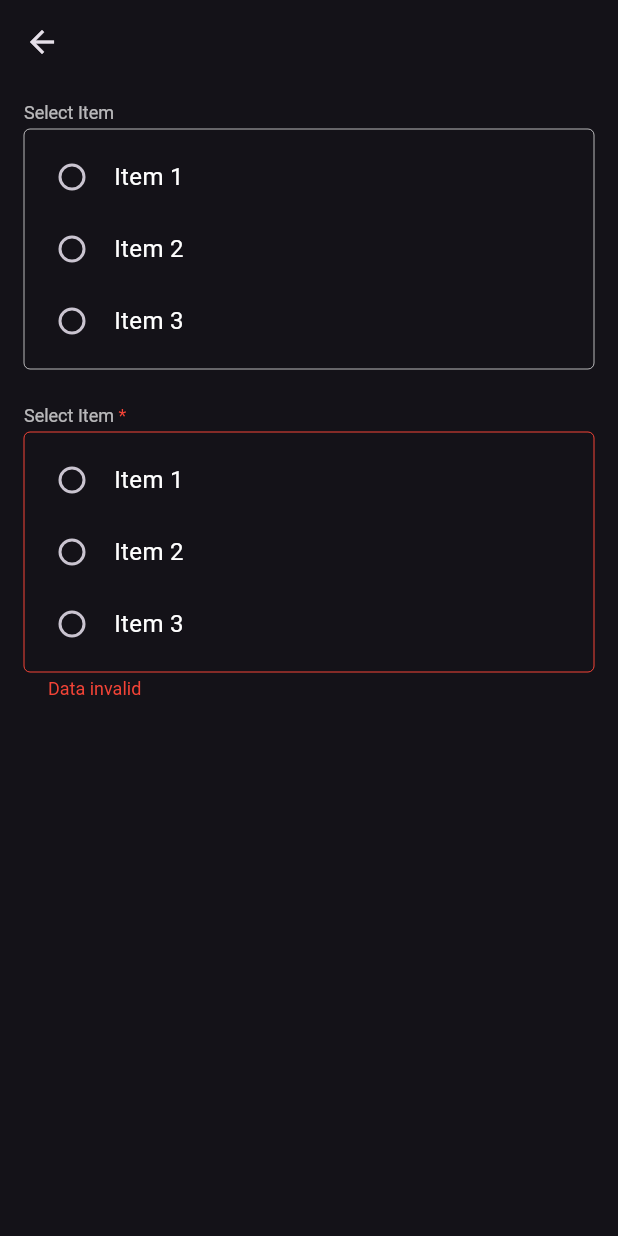
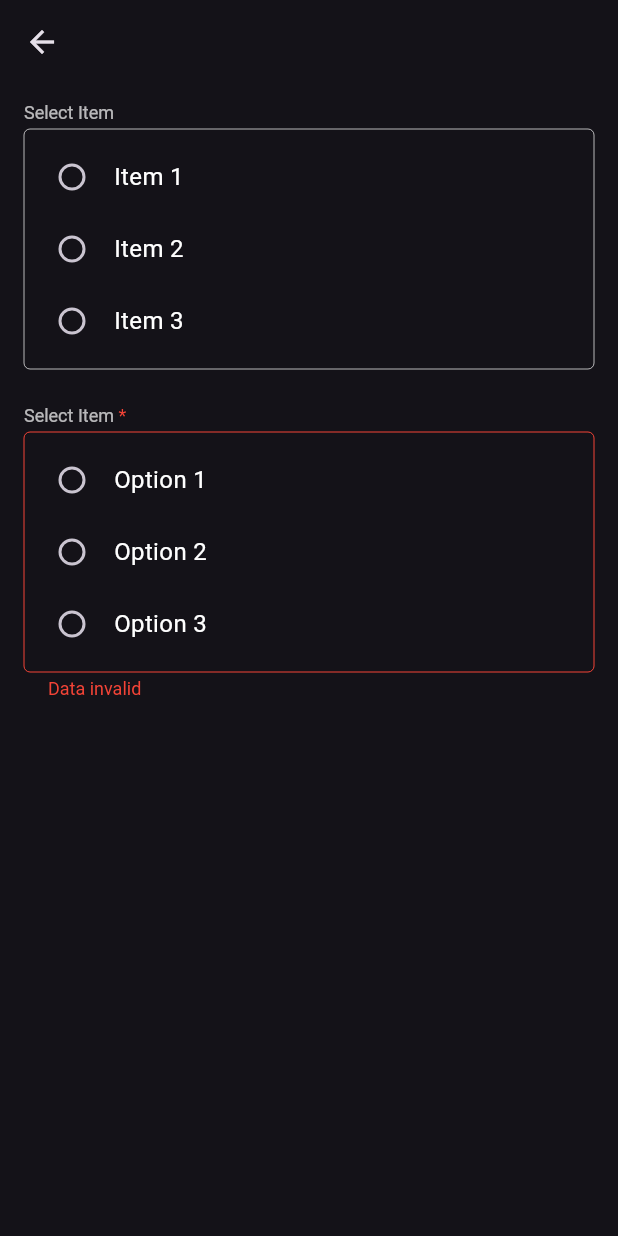
Before and after one commit to dangngocduc/fl_form, a Flutter app: the FlRadioButtonFormFieldPage screen opened directly, on a phone screen of 412 x 824 dp. Run offline on Flutter 3.47's test engine with Material 2 defaults, Android fonts, the phone set to English and light mode, and no system bars; our stand-ins replace image_picker; missing offline and left inert: random_avatar.

Commit message:
Update Document

```diff
--- a/example/lib/page_demo/fl_radio_button_form_field_page.dart
+++ b/example/lib/page_demo/fl_radio_button_form_field_page.dart
@@ -39,9 +39,9 @@ class _FlRadioButtonFormFieldPageState
               },
               label: 'Select Item',
               options: const [
-                'Item 1',
-                'Item 2',
-                'Item 3',
+                'Option 1',
+                'Option 2',
+                'Option 3',
               ],
             )
           ],
--- a/pubspec.yaml
+++ b/pubspec.yaml
@@ -1,6 +1,6 @@
 name: fl_form
 description: Flutter package support FormField for Text,Date, Bool, ItemPicker..
-version: 0.1.1
+version: 0.1.2
 homepage: https://github.com/dangngocduc/fl_form
 
 environment:
```
Also changed, not shown: images/fl_checkbox_group_form_field.svg (added), 3 other files.
